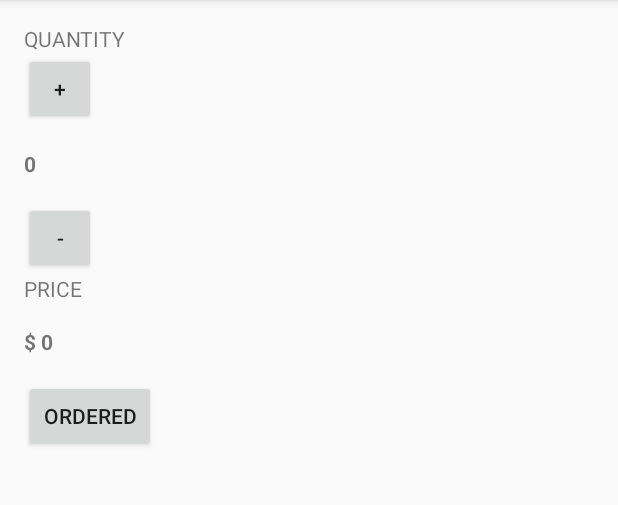
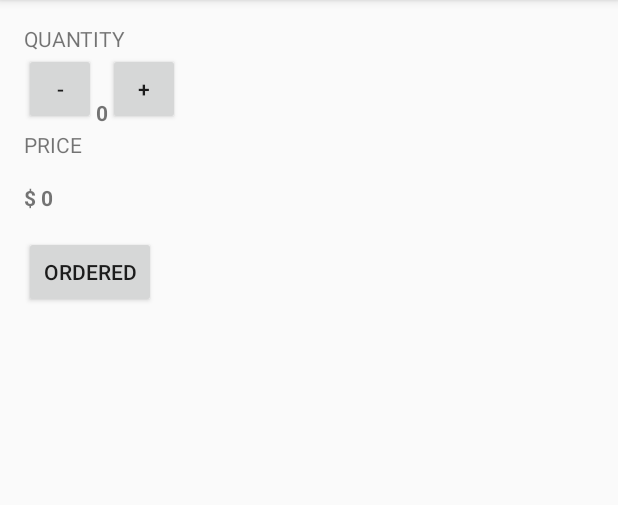
Before and after one commit to alekspribysh/JustJava, an Android app: the screen it shows after launch (MainActivity), on a phone screen of 412 x 824 dp, the part 84-589 px from its top. Run offline under Robolectric (Android 15) with nearby library versions, the phone set to English and light mode, and no system bars.

Commit message:
Initial commit

```diff
--- a/app/src/main/res/layout/activity_main.xml
+++ b/app/src/main/res/layout/activity_main.xml
@@ -3,11 +3,11 @@
     xmlns:tools="http://schemas.android.com/tools"
     android:layout_width="match_parent"
     android:layout_height="match_parent"
+    android:orientation="vertical"
     android:paddingBottom="@dimen/activity_vertical_margin"
     android:paddingLeft="@dimen/activity_horizontal_margin"
     android:paddingRight="@dimen/activity_horizontal_margin"
     android:paddingTop="@dimen/activity_vertical_margin"
-    android:orientation="vertical"
     tools:context="com.example.android.justjava.MainActivity">
 
     <TextView
@@ -15,48 +15,54 @@
         android:layout_height="wrap_content"
         android:text="QUANTITY" />
 
+    <LinearLayout
+        android:layout_width="wrap_content"
+        android:layout_height="wrap_content"
+        android:orientation="horizontal">
+
         <Button
             android:layout_width="48dp"
             android:layout_height="48dp"
-        android:text="+"
-        android:onClick="plusCup"
-        />
+            android:onClick="minusCup"
+            android:text="-" />
+
 
         <TextView
             android:id="@+id/quantity_text_view"
             android:layout_width="wrap_content"
             android:layout_height="wrap_content"
+            android:layout_marginBottom="16dp"
             android:layout_marginTop="16dp"
-        android:layout_marginBottom="16dp"
-        android:textStyle="bold"
-        android:text="0" />
+            android:text="0"
+            android:textStyle="bold" />
+
 
         <Button
             android:layout_width="48dp"
             android:layout_height="48dp"
-        android:text="-"
-        android:onClick="minusCup"
-        />
+            android:onClick="plusCup"
+            android:text="+" />
+
+    </LinearLayout>
 
     <TextView
         android:layout_width="wrap_content"
         android:layout_height="wrap_content"
-        android:text="PRICE"/>
+        android:text="PRICE" />
 
     <TextView
         android:id="@+id/price_text_view"
         android:layout_width="wrap_content"
         android:layout_height="wrap_content"
+        android:layout_marginBottom="16dp"
         android:layout_marginTop="16dp"
-        android:layout_marginBottom="16dp"
-        android:textStyle="bold"
         android:text="$ 0"
-        />
+        android:textStyle="bold" />
 
     <Button
         android:layout_width="wrap_content"
         android:layout_height="wrap_content"
-        android:text="ordered"
-        android:onClick="submitOrder"/>
+        android:onClick="submitOrder"
+        android:text="ordered" />
 
 </LinearLayout>
```
Lines whose indentation alone changed are shown as unchanged.
